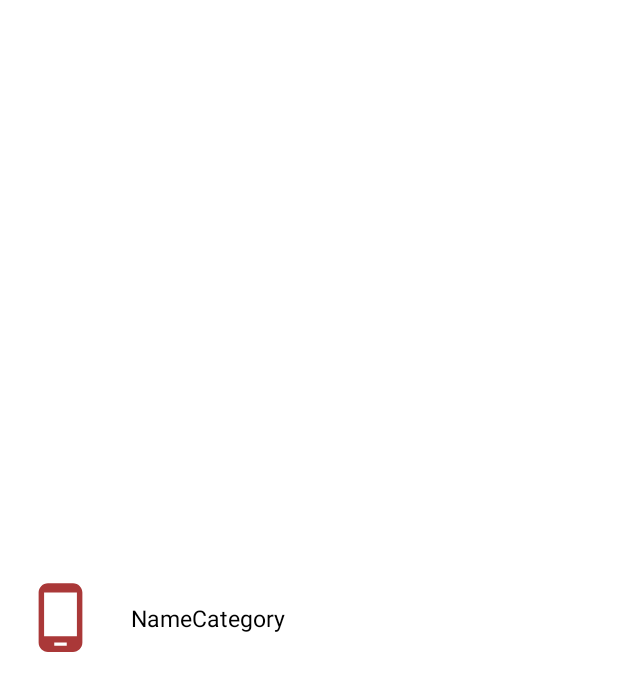
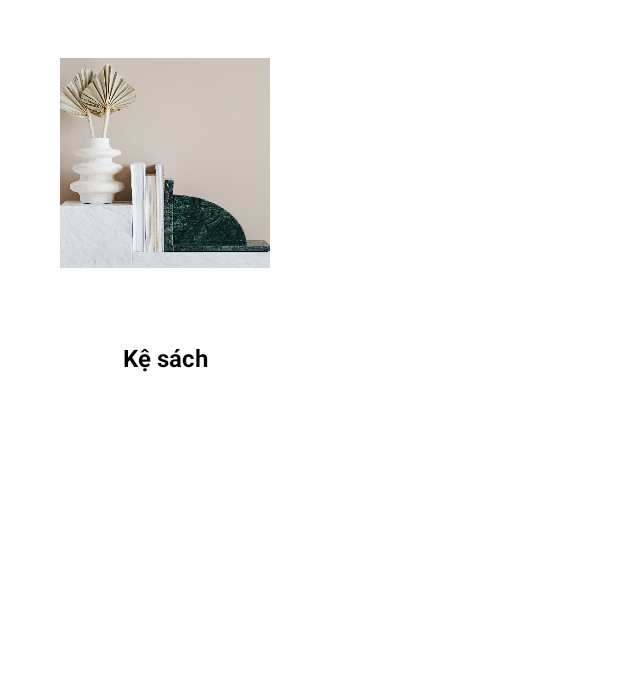
Before and after one commit to NguyenHzviper/Mobile-tiensi-Japan, an Android app: the layout line_category.xml on its own in the app's theme, with its tools: preview values and no code run, on a phone screen of 412 x 824 dp. Shown: the top 691 px of the screen. Run offline under Robolectric (Android 15) with nearby library versions, the phone set to English and light mode, and no system bars.

Commit message:
nhat le update lan nua

```diff
--- a/app/src/main/res/layout/line_category.xml
+++ b/app/src/main/res/layout/line_category.xml
@@ -1,36 +1,29 @@
 <?xml version="1.0" encoding="utf-8"?>
 <LinearLayout xmlns:android="http://schemas.android.com/apk/res/android"
-    android:layout_width="match_parent"
-    android:layout_height="match_parent"
+    xmlns:app="http://schemas.android.com/apk/res-auto"
+    android:layout_width="220dp"
+    android:layout_height="280dp"
     android:gravity="center"
-    android:orientation="horizontal"
-    android:weightSum="10">
+    android:orientation="vertical"
+    android:paddingBottom="20dp"
+    android:paddingHorizontal="40dp"
+    android:weightSum="12">
 
-    <LinearLayout
-        android:layout_width="0dp"
-        android:layout_height="wrap_content"
-        android:layout_weight="2">
     <ImageView
         android:id="@+id/imgCategory"
-            android:layout_width="70dp"
-            android:layout_height="50dp"
-            android:layout_margin="5dp"
-            android:src="@drawable/ic_baseline_phone" />
-
-    </LinearLayout>
-
-    <LinearLayout
-        android:layout_width="0dp"
-        android:layout_height="wrap_content"
-        android:layout_weight="8">
+        android:layout_width="match_parent"
+        android:layout_height="0dp"
+        android:layout_weight="10"
+        android:scaleX="1.5"
+        android:src="@drawable/kesach"/>
     <TextView
         android:id="@+id/tvCategory"
         android:layout_width="match_parent"
-            android:layout_height="wrap_content"
-            android:layout_margin="5dp"
-            android:text="NameCategory"
+        android:layout_height="0dp"
+        android:text="Kệ sách"
         android:textColor="@color/black"
-            android:textSize="15dp" />
-
+        android:textSize="16sp"
+        android:textStyle="bold"
+        android:gravity="center"
+        android:layout_weight="2"/>
 </LinearLayout>
-</LinearLayout>
```
Also changed, not shown: app/src/main/res/layout/fragment_category.xml (+22 -5 lines), app/src/main/res/drawable-v24/kesach.jpg (added). Lines whose indentation alone changed are shown as unchanged.
